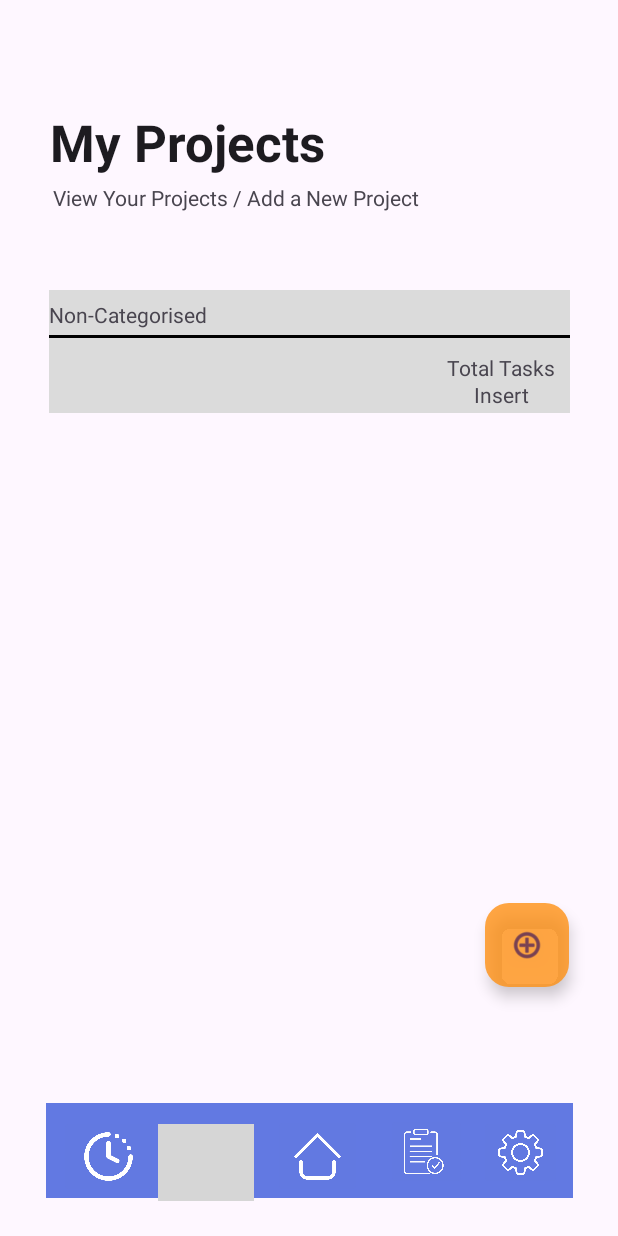
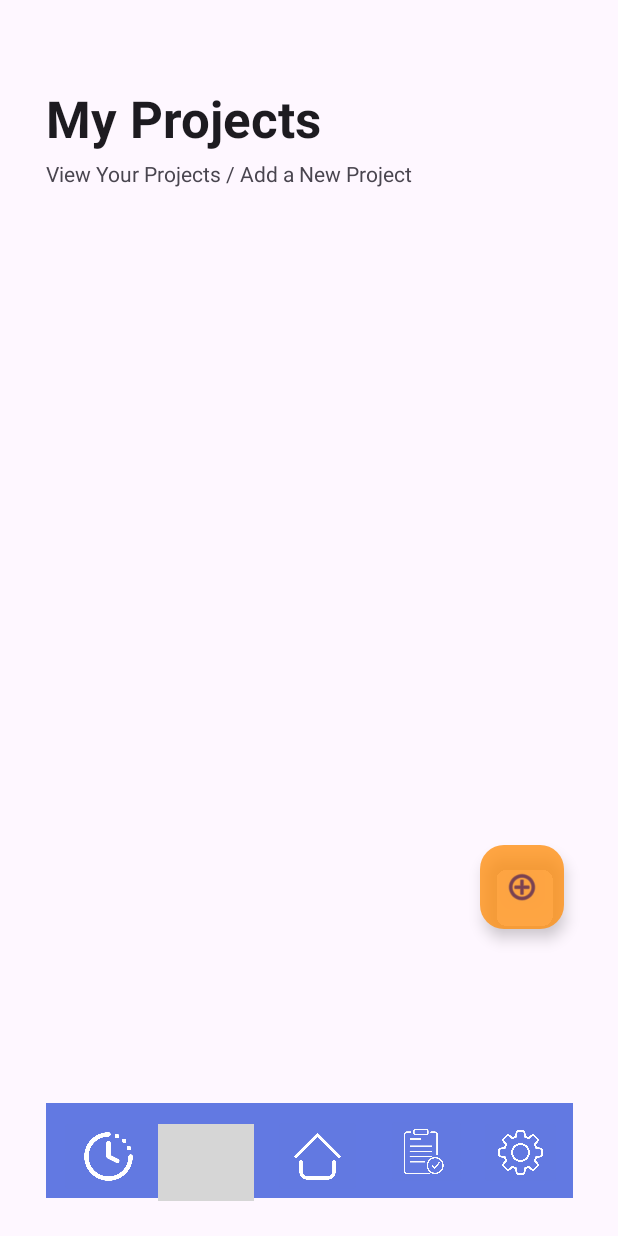
Before and after one commit to ST10055763/FocusClock, an Android app: the ViewProjectsActivity screen opened directly, with no data from a screen before it, on a phone screen of 412 x 824 dp. Run offline under Robolectric (Android 15) with nearby library versions, the phone set to English and light mode, and no system bars; grey boxes are pictures that could not be loaded.

Commit message:
updated viewprojects design

```diff
--- a/app/src/main/res/layout/activity_view_projects.xml
+++ b/app/src/main/res/layout/activity_view_projects.xml
@@ -94,90 +94,30 @@
         app:layout_constraintVertical_bias="0.96"
         app:srcCompat="@drawable/clipboard" />
 
-    <ImageView
-        android:id="@+id/ivVPNonCatBack"
-        android:layout_width="347dp"
-        android:layout_height="82dp"
-        app:layout_constraintBottom_toBottomOf="parent"
-        app:layout_constraintEnd_toEndOf="parent"
-        app:layout_constraintStart_toStartOf="parent"
-        app:layout_constraintTop_toTopOf="parent"
-        app:layout_constraintVertical_bias="0.261"
-        android:backgroundTint="@color/backgroundGrey"
-        android:background="@color/backgroundGrey"
-        tools:srcCompat="@color/backgroundGrey" />
-
-    <TextView
-        android:id="@+id/tvVPNonCatHead"
-        android:layout_width="wrap_content"
-        android:layout_height="wrap_content"
-        android:text="Non-Categorised"
-        app:layout_constraintBottom_toBottomOf="@+id/ivNonCatSep"
-        app:layout_constraintEnd_toEndOf="@+id/ivVPNonCatBack"
-        app:layout_constraintHorizontal_bias="0.0"
-        app:layout_constraintStart_toStartOf="@+id/ivVPNonCatBack"
-        app:layout_constraintTop_toTopOf="@+id/ivVPNonCatBack" />
-
-    <ImageView
-        android:id="@+id/ivNonCatSep"
-        android:layout_width="347dp"
-        android:layout_height="2dp"
-        app:layout_constraintBottom_toBottomOf="@+id/ivVPNonCatBack"
-        app:layout_constraintEnd_toEndOf="@+id/ivVPNonCatBack"
-        app:layout_constraintHorizontal_bias="0.0"
-        app:layout_constraintStart_toStartOf="@+id/ivVPNonCatBack"
-        app:layout_constraintTop_toTopOf="@+id/ivVPNonCatBack"
-        app:layout_constraintVertical_bias="0.375"
-        android:background="@color/black"
-        tools:srcCompat="@color/black" />
-
-    <TextView
-        android:id="@+id/tvVPNonCatTotal"
-        android:layout_width="wrap_content"
-        android:layout_height="wrap_content"
-        android:text="Total Tasks"
-        app:layout_constraintBottom_toBottomOf="@+id/ivVPNonCatBack"
-        app:layout_constraintEnd_toEndOf="@+id/ivVPNonCatBack"
-        app:layout_constraintHorizontal_bias="0.963"
-        app:layout_constraintStart_toStartOf="@+id/ivVPNonCatBack"
-        app:layout_constraintTop_toTopOf="@+id/ivVPNonCatBack"
-        app:layout_constraintVertical_bias="0.666" />
-
-    <TextView
-        android:id="@+id/tvVPNonCatInsertTot"
-        android:layout_width="72dp"
-        android:layout_height="17dp"
-        android:text="Insert"
-        android:textAlignment="center"
-        app:layout_constraintBottom_toBottomOf="@+id/ivVPNonCatBack"
-        app:layout_constraintEnd_toEndOf="@+id/ivVPNonCatBack"
-        app:layout_constraintHorizontal_bias="0.963"
-        app:layout_constraintStart_toStartOf="@+id/ivVPNonCatBack"
-        app:layout_constraintTop_toTopOf="@+id/ivVPNonCatBack"
-        app:layout_constraintVertical_bias="0.923" />
-
     <androidx.recyclerview.widget.RecyclerView
         android:id="@+id/recViewVP"
         android:layout_width="346dp"
-        android:layout_height="247dp"
+        android:layout_height="389dp"
+        android:layout_marginBottom="336dp"
         android:scrollbars="vertical"
         app:layout_constraintBottom_toBottomOf="parent"
         app:layout_constraintEnd_toEndOf="parent"
-        app:layout_constraintHorizontal_bias="0.507"
+        app:layout_constraintHorizontal_bias="0.492"
         app:layout_constraintStart_toStartOf="parent"
-        app:layout_constraintTop_toBottomOf="@+id/ivVPNonCatBack"
-        app:layout_constraintVertical_bias="0.103" />
+        app:layout_constraintTop_toBottomOf="@+id/tvVPSubHead"
+        app:layout_constraintVertical_bias="0.0" />
 
     <TextView
         android:id="@+id/tvVPHeader"
         android:layout_width="346dp"
         android:layout_height="50dp"
+        android:layout_marginTop="56dp"
         android:text="My Projects"
         android:textAppearance="@style/TextAppearance.AppCompat.Large"
         android:textSize="34sp"
         android:textStyle="bold"
-        app:layout_constraintBottom_toTopOf="@+id/ivVPNonCatBack"
         app:layout_constraintEnd_toEndOf="parent"
+        app:layout_constraintHorizontal_bias="0.461"
         app:layout_constraintStart_toStartOf="parent"
         app:layout_constraintTop_toTopOf="parent" />
 
@@ -186,12 +126,10 @@
         android:layout_width="wrap_content"
         android:layout_height="wrap_content"
         android:text="View Your Projects / Add a New Project"
-        app:layout_constraintBottom_toTopOf="@+id/ivVPNonCatBack"
         app:layout_constraintEnd_toEndOf="parent"
-        app:layout_constraintHorizontal_bias="0.212"
+        app:layout_constraintHorizontal_bias="0.181"
         app:layout_constraintStart_toStartOf="parent"
-        app:layout_constraintTop_toBottomOf="@+id/tvVPHeader"
-        app:layout_constraintVertical_bias="0.0" />
+        app:layout_constraintTop_toBottomOf="@+id/tvVPHeader" />
 
     <com.google.android.material.floatingactionbutton.FloatingActionButton
         android:id="@+id/floatActButVPAddProj"
@@ -202,10 +140,10 @@
         app:backgroundTint="@color/fcOrange"
         app:layout_constraintBottom_toBottomOf="parent"
         app:layout_constraintEnd_toEndOf="parent"
-        app:layout_constraintHorizontal_bias="0.909"
+        app:layout_constraintHorizontal_bias="0.898"
         app:layout_constraintStart_toStartOf="parent"
         app:layout_constraintTop_toBottomOf="@+id/recViewVP"
-        app:layout_constraintVertical_bias="0.223"
+        app:layout_constraintVertical_bias="0.192"
         app:srcCompat="@android:drawable/ic_menu_add" />
 
 </androidx.constraintlayout.widget.ConstraintLayout>
```
